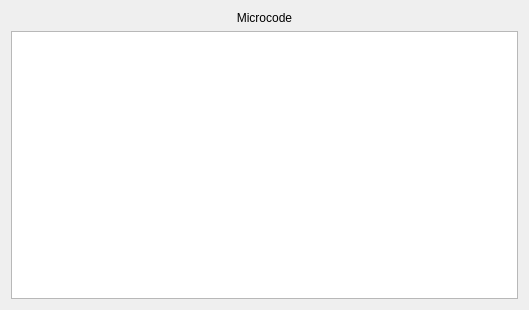
This is microcode.ui in StanWarford/pep8cpu as Qt 5 draws it before an edit. The edited form follows.
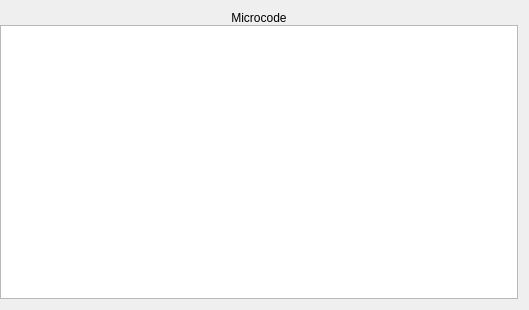
This is the edited form.

Commit message:
Set up highlighters for the help dialog and microcode pane, connected the copy-to-microcode button, set up more of the UI in the mainwindow.
Added our enu namespace.

The edit to the form file:
```diff
--- a/microcode.ui
+++ b/microcode.ui
@@ -14,8 +14,24 @@
    <string>Form</string>
   </property>
   <layout class="QGridLayout" name="gridLayout">
+   <property name="leftMargin">
+    <number>0</number>
+   </property>
+   <property name="verticalSpacing">
+    <number>0</number>
+   </property>
    <item row="1" column="0">
-    <widget class="QTextEdit" name="textEdit"/>
+    <widget class="QTextEdit" name="textEdit">
+     <property name="font">
+      <font>
+       <family>Courier</family>
+       <pointsize>12</pointsize>
+      </font>
+     </property>
+     <property name="lineWrapMode">
+      <enum>QTextEdit::NoWrap</enum>
+     </property>
+    </widget>
    </item>
    <item row="0" column="0">
     <widget class="QLabel" name="label">
```
The commit also changes 16 other files.
